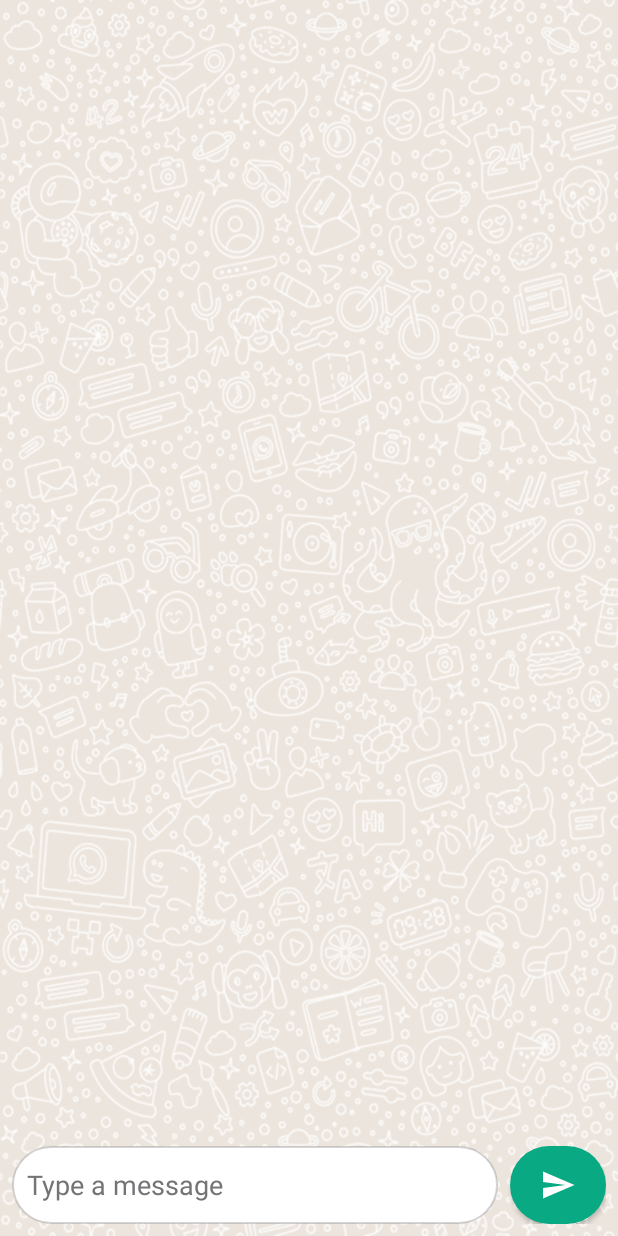
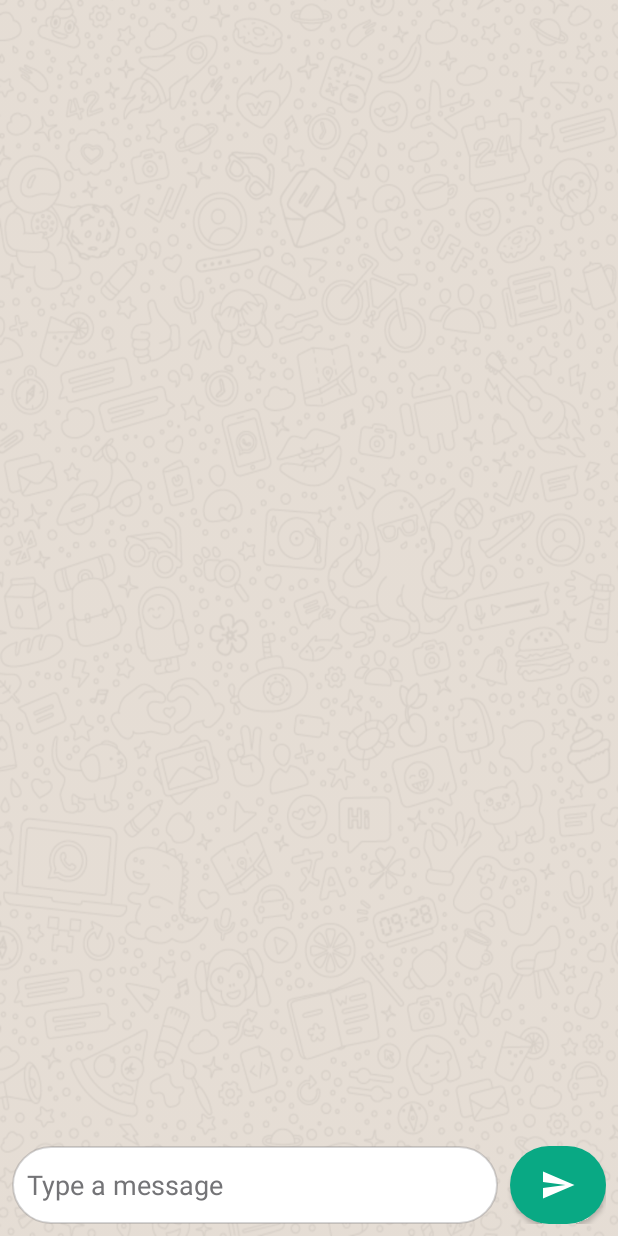
Before and after one commit to Jkutkut/FastChat, an Android app: the ChatActivity screen opened directly, with no data from a screen before it, on a phone screen of 412 x 824 dp. Run offline under Robolectric (Android 15) with nearby library versions, the phone set to English and light mode, and no system bars; libraries missing offline, so code that uses them is left out: com.neovisionaries.ws; 4 statements that could not run were skipped.

Commit message:
improvement in user experience and design (chat background)

```diff
--- a/app/app/src/main/AndroidManifest.xml
+++ b/app/app/src/main/AndroidManifest.xml
@@ -17,7 +17,8 @@
         tools:targetApi="31">
         <activity
             android:name=".screens.ChatActivity"
-            android:exported="false" />
+            android:exported="false"
+            android:windowSoftInputMode="adjustResize|stateAlwaysHidden"/>
         <activity
             android:name=".MainActivity"
             android:exported="true">
--- a/app/app/src/main/java/org/fastchat/screens/ChatActivity.java
+++ b/app/app/src/main/java/org/fastchat/screens/ChatActivity.java
@@ -29,6 +29,7 @@ public class ChatActivity extends AppCompatActivity {
 
     private Connector mConnector;
 
+
     @Override
     protected void onCreate(Bundle savedInstanceState) {
         super.onCreate(savedInstanceState);
@@ -58,6 +59,7 @@ public class ChatActivity extends AppCompatActivity {
         rvMessages.setLayoutManager(layoutManager);
         rvMessages.setHasFixedSize(true);
         rvMessages.setAdapter(messagesAdapter);
+        getWindow().setBackgroundDrawableResource(R.drawable.whatsapp);
 
         btnSendMsg.setOnClickListener(v -> {
             String message = etInputMessage.getText().toString();
--- a/app/app/src/main/res/layout/activity_chat.xml
+++ b/app/app/src/main/res/layout/activity_chat.xml
@@ -5,30 +5,14 @@
     android:layout_width="match_parent"
     android:layout_height="match_parent"
     tools:context=".screens.ChatActivity"
-    android:background="@color/chat_background"
     android:id="@+id/chat_activity">
-
-    <LinearLayout
-        android:layout_width="match_parent"
-        android:layout_height="match_parent"
-        android:orientation="vertical"
-        android:background="@drawable/whatsappbackground"
-        app:layout_constraintBottom_toBottomOf="parent"
-        app:layout_constraintEnd_toEndOf="parent"
-        app:layout_constraintStart_toStartOf="parent"
-        app:layout_constraintTop_toTopOf="parent">
-
 
     <androidx.recyclerview.widget.RecyclerView
         android:id="@+id/rvMessages"
         android:layout_width="match_parent"
         android:layout_height="match_parent"
         android:layout_margin="8dp"
-            android:scrollbars="vertical"
-            app:layout_constraintBottom_toTopOf="@id/llSendMsg"
-            app:layout_constraintTop_toTopOf="parent" />
-
-    </LinearLayout>
+        android:scrollbars="vertical"/>
 
         <LinearLayout
             android:id="@+id/llSendMsg"
@@ -61,7 +45,6 @@
                 android:gravity="center_horizontal"
                 android:paddingStart="20dp"
                 android:background="@drawable/msg_bar_send"
-            android:isScrollContainer="false"
                 app:backgroundTint="#09a984"
                 app:icon="@drawable/baseline_send_24" />
 
--- a/app/app/src/main/res/values/themes.xml
+++ b/app/app/src/main/res/values/themes.xml
@@ -12,7 +12,8 @@
         <!-- Status bar color. -->
         <item name="android:statusBarColor">?attr/colorPrimaryVariant</item>
         <!-- Customize your theme here. -->
-        <item name="android:windowBackground">@drawable/whatsappbackground</item>
+        <!--  <item name="android:windowBackground">@drawable/whatsappbackground</item>
+        Background color -->
     </style>
 
     <style name="loginType">
```
Also changed, not shown: app/app/src/main/res/drawable/background_pattern.png (renamed from app/app/src/main/res/drawable/whatsappbackground.png), app/app/src/main/res/drawable/whatsapp.png (added). Lines whose indentation alone changed are shown as unchanged.
